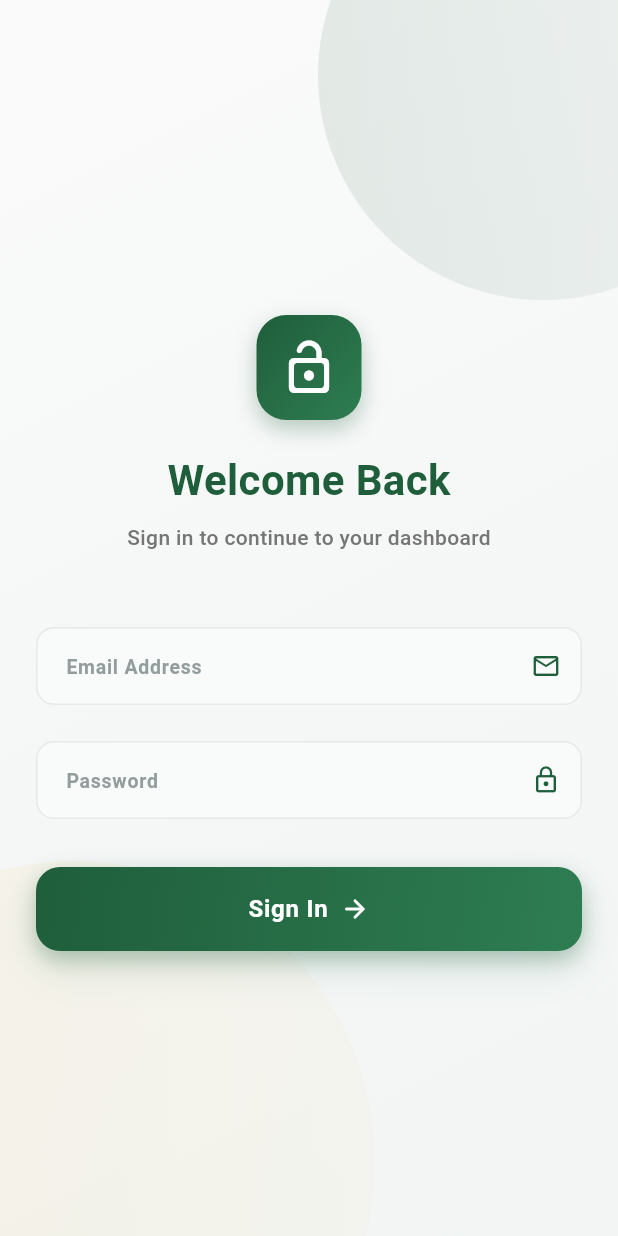
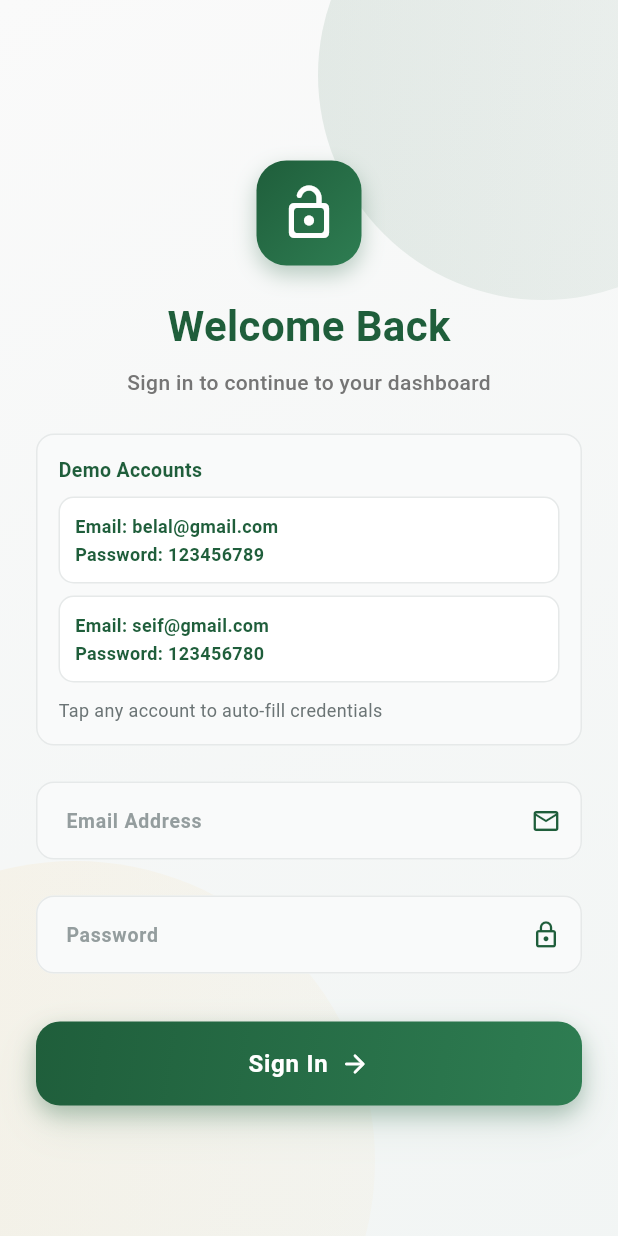
Before and after one commit to SeifAhmed444/xspire_dashboard, a Flutter app: the screen it shows after launch, on a phone screen of 412 x 824 dp. Run offline on Flutter 3.47's test engine with Material 3 defaults, Android fonts, the phone set to English and light mode, and no system bars; drawn by our look-alikes of modal_progress_hud_nsn; our stand-ins replace bloc, cloud_firestore, dartz, firebase_core, firebase_storage, flutter_bloc and 5 more; accounts and stored records are empty; statements that could not run were skipped.

Commit message:
Adds demo account autofill to login view
Improves developer and tester experience by displaying available demo credentials and enabling one-tap autofill of email and password fields. Streamlines login for non-production environments and reduces manual entry errors.

```diff
--- a/lib/features/auth/presentation/views/widgets/login_view_body.dart
+++ b/lib/features/auth/presentation/views/widgets/login_view_body.dart
@@ -2,6 +2,7 @@ import 'package:flutter/material.dart';
 import 'package:flutter_bloc/flutter_bloc.dart';
 import 'package:xspire_dashboard/core/widgets/custom_text_field.dart';
 import 'package:xspire_dashboard/core/widgets/special_login_button.dart';
+import 'package:xspire_dashboard/features/auth/data/repo/login_repo_impl.dart';
 import 'package:xspire_dashboard/features/auth/presentation/manager/Login_cubit/login_cubit.dart';
 
 class LoginViewBody extends StatefulWidget {
@@ -14,8 +15,20 @@ class LoginViewBody extends StatefulWidget {
 class _LoginViewBodyState extends State<LoginViewBody> {
   GlobalKey<FormState> formKey = GlobalKey<FormState>();
   AutovalidateMode autovalidateMode = AutovalidateMode.disabled;
+  final TextEditingController _emailController = TextEditingController();
+  final TextEditingController _passwordController = TextEditingController();
   late String email, password;
   bool _isLoading = false;
+
+  List<MapEntry<String, String>> get _demoAccounts =>
+      emailAndPassword.entries.toList();
+
+  @override
+  void dispose() {
+    _emailController.dispose();
+    _passwordController.dispose();
+    super.dispose();
+  }
 
   @override
   Widget build(BuildContext context) {
@@ -31,7 +44,10 @@ class _LoginViewBodyState extends State<LoginViewBody> {
               // Header
               const SizedBox(height: 60),
               _buildHeader(),
-              const SizedBox(height: 50),
+              const SizedBox(height: 24),
+
+              _buildDemoCredentialsCard(),
+              const SizedBox(height: 24),
 
               // Email Field
               _buildEmailField(),
@@ -100,8 +116,90 @@ class _LoginViewBodyState extends State<LoginViewBody> {
     );
   }
 
+  Widget _buildDemoCredentialsCard() {
+    return Container(
+      width: double.infinity,
+      padding: const EdgeInsets.all(14),
+      decoration: BoxDecoration(
+        color: const Color(0xFFF9FAFA),
+        borderRadius: BorderRadius.circular(12),
+        border: Border.all(color: const Color(0xFFE6E9E9)),
+      ),
+      child: Column(
+        crossAxisAlignment: CrossAxisAlignment.start,
+        children: [
+          const Text(
+            'Demo Accounts',
+            style: TextStyle(
+              fontSize: 13,
+              fontWeight: FontWeight.w700,
+              color: Color(0xFF1F5E3B),
+            ),
+          ),
+          const SizedBox(height: 8),
+          ..._demoAccounts.map((account) {
+            final accountEmail = account.key;
+            final accountPassword = account.value;
+            return Padding(
+              padding: const EdgeInsets.only(bottom: 8),
+              child: Material(
+                color: Colors.transparent,
+                child: InkWell(
+                  borderRadius: BorderRadius.circular(10),
+                  onTap: () => _fillDemoAccount(accountEmail, accountPassword),
+                  child: Container(
+                    width: double.infinity,
+                    padding: const EdgeInsets.all(10),
+                    decoration: BoxDecoration(
+                      color: Colors.white,
+                      borderRadius: BorderRadius.circular(10),
+                      border: Border.all(color: const Color(0xFFE6E9E9)),
+                    ),
+                    child: Column(
+                      crossAxisAlignment: CrossAxisAlignment.start,
+                      children: [
+                        Text(
+                          'Email: $accountEmail',
+                          style: const TextStyle(
+                            fontSize: 12,
+                            fontWeight: FontWeight.w600,
+                            color: Color(0xFF1F5E3B),
+                          ),
+                        ),
+                        const SizedBox(height: 2),
+                        Text(
+                          'Password: $accountPassword',
+                          style: const TextStyle(
+                            fontSize: 12,
+                            fontWeight: FontWeight.w600,
+                            color: Color(0xFF1F5E3B),
+                          ),
+                        ),
+                      ],
+                    ),
+                  ),
+                ),
+              ),
+            );
+          }),
+          const SizedBox(height: 2),
+          const Text(
+            'Tap any account to auto-fill credentials',
+            style: TextStyle(fontSize: 12, color: Color(0xFF6B7475)),
+          ),
+        ],
+      ),
+    );
+  }
+
+  void _fillDemoAccount(String email, String password) {
+    _emailController.text = email;
+    _passwordController.text = password;
+  }
+
   Widget _buildEmailField() {
     return CustomTextFormField(
+      controller: _emailController,
       hintText: "Email Address",
       textInputType: TextInputType.emailAddress,
       obscureText: false,
@@ -128,6 +226,7 @@ class _LoginViewBodyState extends State<LoginViewBody> {
 
   Widget _buildPasswordField() {
     return CustomTextFormField(
+      controller: _passwordController,
       hintText: "Password",
       textInputType: TextInputType.visiblePassword,
       obscureText: true,
```
Also changed, not shown: lib/features/auth/data/repo/login_repo_impl.dart (line endings or trailing spaces).
